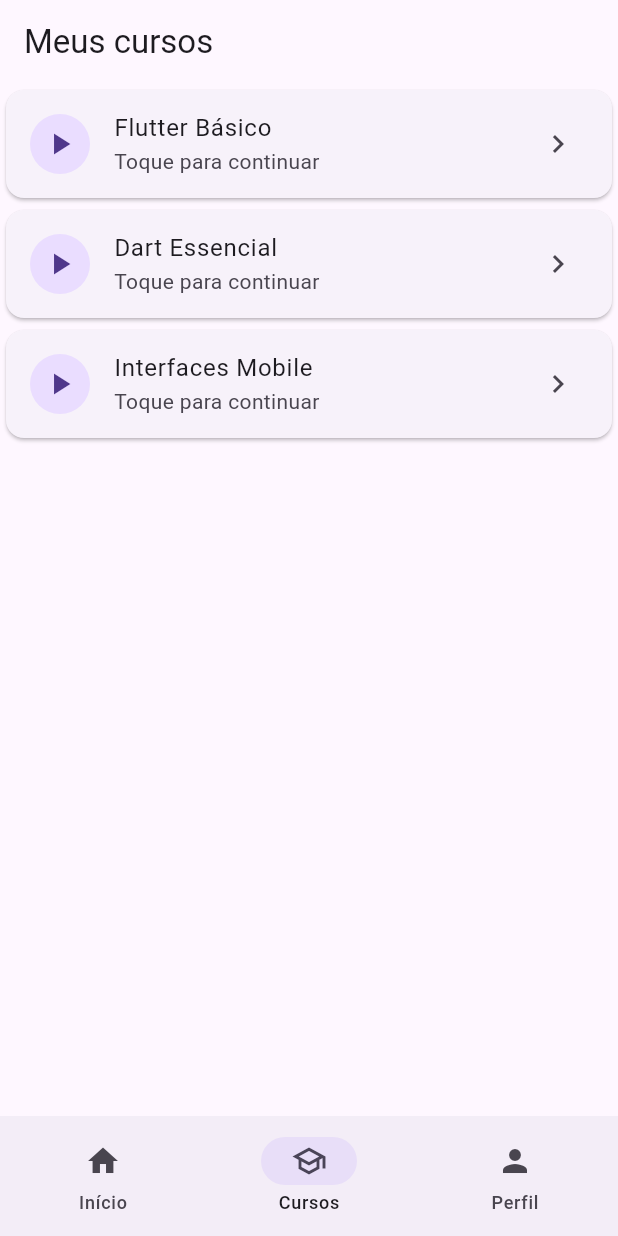
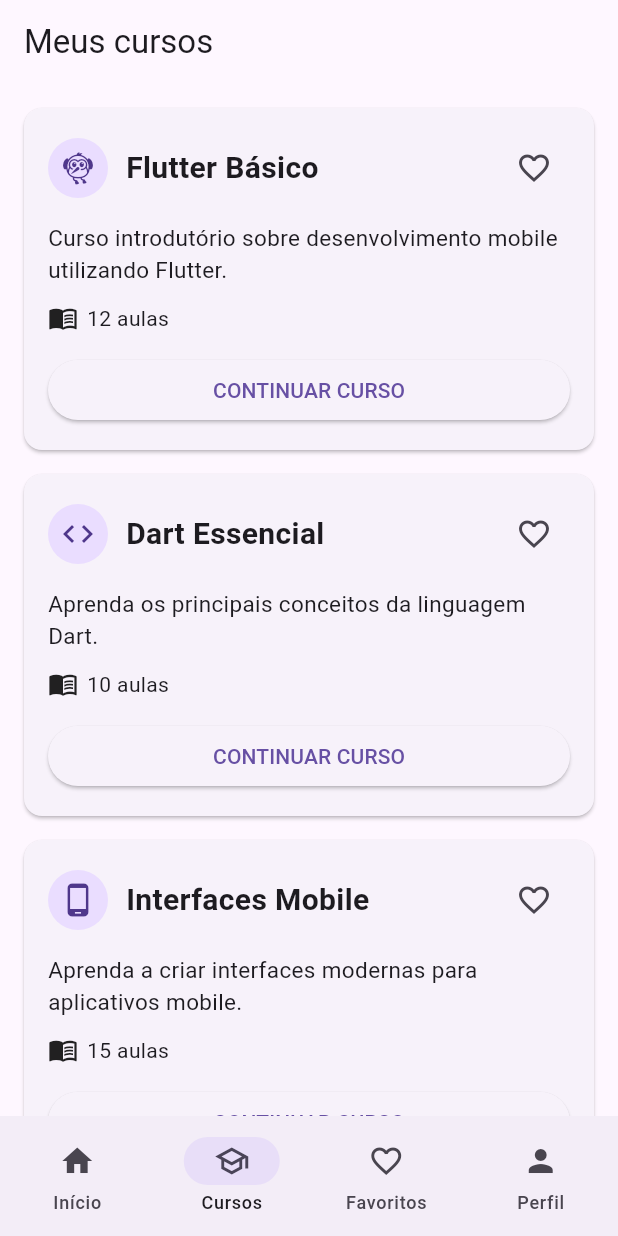
Before and after one commit to Llorenteju/cursos_app, a Flutter app: the screen it shows after launch, item 2 of the bottom bar chosen, on a phone screen of 412 x 824 dp. Run offline on Flutter 3.47's test engine with Material 3 defaults, Android fonts, the phone set to English and light mode, and no system bars.

Commit message:
atividade até a parte 3

```diff
--- a/lib/main.dart
+++ b/lib/main.dart
@@ -1,4 +1,9 @@
 import 'package:flutter/material.dart';
+
+import 'telas/inicio_tela.dart';
+import 'telas/cursos_tela.dart';
+import 'telas/favoritos_tela.dart';
+import 'telas/perfil_tela.dart';
 
 void main() {
   runApp(const MainApp());
@@ -11,7 +16,7 @@
   Widget build(BuildContext context) {
     return const MaterialApp(
       debugShowCheckedModeBanner: false,
-      home: const HomePage(),
+      home: HomePage(),
     );
   }
 }
@@ -26,138 +31,61 @@
 class _HomePageState extends State<HomePage> {
   int indice = 0;
 
-  final telas = const [InicioTela(), CursosTela(), PerfilTela()];
+  final telas = const [
+    InicioTela(),
+    CursosTela(),
+    FavoritosTela(),
+    PerfilTela(),
+  ];
 
-  final titulos = const ['Início', 'Meus cursos', 'Meu perfil'];
+  final titulos = const [
+    'Início',
+    'Meus cursos',
+    'Favoritos',
+    'Meu perfil',
+  ];
 
   @override
   Widget build(BuildContext context) {
     return Scaffold(
-      appBar: AppBar(title: Text(titulos[indice])),
-      body: Center(child: telas[indice]),
+      appBar: AppBar(
+        title: Text(titulos[indice]),
+      ),
+
+      body: telas[indice],
+
       bottomNavigationBar: NavigationBar(
         selectedIndex: indice,
+
         onDestinationSelected: (valor) {
           setState(() {
             indice = valor;
           });
         },
+
         destinations: const [
-          NavigationDestination(icon: Icon(Icons.home), label: 'Início'),
+          NavigationDestination(
+            icon: Icon(Icons.home),
+            label: 'Início',
+          ),
+
           NavigationDestination(
             icon: Icon(Icons.school_outlined),
             label: 'Cursos',
           ),
-          NavigationDestination(icon: Icon(Icons.person), label: 'Perfil'),
+
+          NavigationDestination(
+            icon: Icon(Icons.favorite_border),
+            selectedIcon: Icon(Icons.favorite),
+            label: 'Favoritos',
+          ),
+
+          NavigationDestination(
+            icon: Icon(Icons.person),
+            label: 'Perfil',
+          ),
         ],
       ),
     );
   }
 }
-
-class InicioTela extends StatelessWidget {
-  const InicioTela({super.key});
-
-  @override
-  Widget build(BuildContext context) {
-    return ListView(
-      padding: const EdgeInsets.all(20),
-      children: [
-        Text(
-          'Olá, estudante!',
-          style: Theme.of(
-            context,
-          ).textTheme.headlineMedium?.copyWith(fontWeight: FontWeight.bold),
-        ),
-
-        SizedBox(height: 8),
-        Text('Continue aprendendo e evoluindo.'),
-
-        SizedBox(height: 24),
-        Container(
-          //card
-          padding: const EdgeInsets.all(24),
-          //personalizar o card
-          decoration: BoxDecoration(
-            borderRadius: BorderRadius.circular(20),
-            gradient: const LinearGradient(
-              colors: [Colors.deepPurple, Colors.purpleAccent],
-            ),
-            boxShadow: const [
-              BoxShadow(
-                color: Colors.black26,
-                blurRadius: 10,
-                offset: Offset(0, 5),
-              ),
-            ],
-          ),
-          child: const Column(
-            crossAxisAlignment: CrossAxisAlignment.start,
-            children: [
-              Icon(Icons.flutter_dash, color: Colors.white, size: 46),
-              SizedBox(height: 16),
-              Text(
-                'Flutter básico',
-                style: TextStyle(
-                  color: Colors.white,
-                  fontSize: 24,
-                  fontWeight: FontWeight.bold,
-                ),
-              ),
-              Text(
-                '8 de 12 aulas concluídas',
-                style: TextStyle(color: Colors.white),
-              ),
-            ],
-          ),
-        ),
-      ],
-    );
-  }
-}
-
-class CursosTela extends StatelessWidget {
-  const CursosTela({super.key});
-
-  @override
-  Widget build(BuildContext context) {
-    final cursos = const [
-      'Flutter Básico',
-      'Dart Essencial',
-      'Interfaces Mobile',
-    ];
-
-    return ListView.builder(
-      itemCount: cursos.length,
-      itemBuilder: (context, indice) => Card(
-        child: ListTile(
-          leading: const CircleAvatar(child: Icon(Icons.play_arrow)),
-          title: Text(cursos[indice]),
-          subtitle: const Text('Toque para continuar'),
-          trailing: const Icon(Icons.chevron_right),
-        ),
-      ),
-    );
-  }
-}
-
-class PerfilTela extends StatelessWidget {
-  const PerfilTela({super.key});
-
-  @override
-  Widget build(BuildContext context) {
-    return const Center(
-      child: Column(
-        mainAxisSize: MainAxisSize.min,
-        children: [
-          CircleAvatar(radius: 46, child: Icon(Icons.person, size: 52)),
-          Text(
-            'Aluno flutter',
-            style: TextStyle(fontSize: 24, fontWeight: FontWeight.bold),
-          ),
-          Text('aluno@gmail.com'),
-        ],
-      ),
-    );
-  }
-}
--- /dev/null
+++ b/lib/telas/cursos_tela.dart
@@ -0,0 +1,141 @@
+import 'package:flutter/material.dart';
+
+class CursosTela extends StatelessWidget {
+  const CursosTela({super.key});
+
+  @override
+  Widget build(BuildContext context) {
+    final cursos = [
+      {
+        'nome': 'Flutter Básico',
+        'descricao':
+            'Curso introdutório sobre desenvolvimento mobile utilizando Flutter.',
+        'aulas': '12 aulas',
+        'icone': Icons.flutter_dash,
+      },
+      {
+        'nome': 'Dart Essencial',
+        'descricao':
+            'Aprenda os principais conceitos da linguagem Dart.',
+        'aulas': '10 aulas',
+        'icone': Icons.code,
+      },
+      {
+        'nome': 'Interfaces Mobile',
+        'descricao':
+            'Aprenda a criar interfaces modernas para aplicativos mobile.',
+        'aulas': '15 aulas',
+        'icone': Icons.phone_android,
+      },
+    ];
+
+    return ListView.builder(
+      padding: const EdgeInsets.all(16),
+
+      itemCount: cursos.length,
+
+      itemBuilder: (context, indice) {
+        final curso = cursos[indice];
+
+        return Card(
+          margin: const EdgeInsets.only(bottom: 16),
+
+          child: Padding(
+            padding: const EdgeInsets.all(16),
+
+            child: Column(
+              crossAxisAlignment: CrossAxisAlignment.start,
+
+              children: [
+                Row(
+                  children: [
+                    CircleAvatar(
+                      child: Icon(
+                        curso['icone'] as IconData,
+                      ),
+                    ),
+
+                    const SizedBox(width: 12),
+
+                    Expanded(
+                      child: Text(
+                        curso['nome'] as String,
+                        style: const TextStyle(
+                          fontSize: 20,
+                          fontWeight: FontWeight.bold,
+                        ),
+                      ),
+                    ),
+
+                    IconButton(
+                      onPressed: () {
+                        ScaffoldMessenger.of(context).showSnackBar(
+                          SnackBar(
+                            content: Text(
+                              '${curso['nome']} adicionado aos favoritos!',
+                            ),
+                          ),
+                        );
+                      },
+                      icon: const Icon(
+                        Icons.favorite_border,
+                      ),
+                    ),
+                  ],
+                ),
+
+                const SizedBox(height: 12),
+
+                Text(
+                  curso['descricao'] as String,
+                  style: const TextStyle(
+                    fontSize: 15,
+                  ),
+                ),
+
+                const SizedBox(height: 12),
+
+                Row(
+                  children: [
+                    const Icon(
+                      Icons.menu_book,
+                      size: 20,
+                    ),
+
+                    const SizedBox(width: 6),
+
+                    Text(
+                      curso['aulas'] as String,
+                    ),
+                  ],
+                ),
+
+                const SizedBox(height: 14),
+
+                SizedBox(
+                  width: double.infinity,
+
+                  child: ElevatedButton(
+                    onPressed: () {
+                      ScaffoldMessenger.of(context).showSnackBar(
+                        SnackBar(
+                          content: Text(
+                            'Continuando ${curso['nome']}...',
+                          ),
+                        ),
+                      );
+                    },
+
+                    child: const Text(
+                      'CONTINUAR CURSO',
+                    ),
+                  ),
+                ),
+              ],
+            ),
+          ),
+        );
+      },
+    );
+  }
+}
--- /dev/null
+++ b/lib/telas/favoritos_tela.dart
@@ -0,0 +1,107 @@
+import 'package:flutter/material.dart';
+
+class FavoritosTela extends StatefulWidget {
+  const FavoritosTela({super.key});
+
+  @override
+  State<FavoritosTela> createState() => _FavoritosTelaState();
+}
+
+class _FavoritosTelaState extends State<FavoritosTela> {
+  final List<Map<String, dynamic>> favoritos = [
+    {
+      'nome': 'Flutter Básico',
+      'descricao': 'Curso introdutório de Flutter.',
+      'aulas': '12 aulas',
+      'icone': Icons.flutter_dash,
+    },
+    {
+      'nome': 'Dart Essencial',
+      'descricao': 'Aprenda os principais conceitos de Dart.',
+      'aulas': '10 aulas',
+      'icone': Icons.code,
+    },
+    {
+      'nome': 'Interfaces Mobile',
+      'descricao': 'Crie interfaces para aplicativos mobile.',
+      'aulas': '15 aulas',
+      'icone': Icons.phone_android,
+    },
+  ];
+
+  void removerFavorito(int indice) {
+    setState(() {
+      favoritos.removeAt(indice);
+    });
+  }
+
+  @override
+  Widget build(BuildContext context) {
+    return favoritos.isEmpty
+        ? const Center(
+            child: Column(
+              mainAxisSize: MainAxisSize.min,
+              children: [
+                Icon(
+                  Icons.favorite_border,
+                  size: 60,
+                ),
+
+                SizedBox(height: 12),
+
+                Text(
+                  'Nenhum curso favorito.',
+                  style: TextStyle(
+                    fontSize: 18,
+                    fontWeight: FontWeight.bold,
+                  ),
+                ),
+              ],
+            ),
+          )
+        : ListView.builder(
+            padding: const EdgeInsets.all(16),
+
+            itemCount: favoritos.length,
+
+            itemBuilder: (context, indice) {
+              final curso = favoritos[indice];
+
+              return Card(
+                margin: const EdgeInsets.only(bottom: 12),
+
+                child: ListTile(
+                  leading: CircleAvatar(
+                    child: Icon(
+                      curso['icone'],
+                    ),
+                  ),
+
+                  title: Text(
+                    curso['nome'],
+                    style: const TextStyle(
+                      fontWeight: FontWeight.bold,
+                    ),
+                  ),
+
+                  subtitle: Text(
+                    '${curso['descricao']}\n${curso['aulas']}',
+                  ),
+
+                  isThreeLine: true,
+
+                  trailing: IconButton(
+                    icon: const Icon(
+                      Icons.favorite,
+                    ),
+
+                    onPressed: () {
+                      removerFavorito(indice);
+                    },
+                  ),
+                ),
+              );
+            },
+          );
+  }
+}
```
Also changed, not shown: lib/telas/inicio_tela.dart (added, +83 -0 lines), lib/telas/perfil_tela.dart (added, +37 -0 lines).
